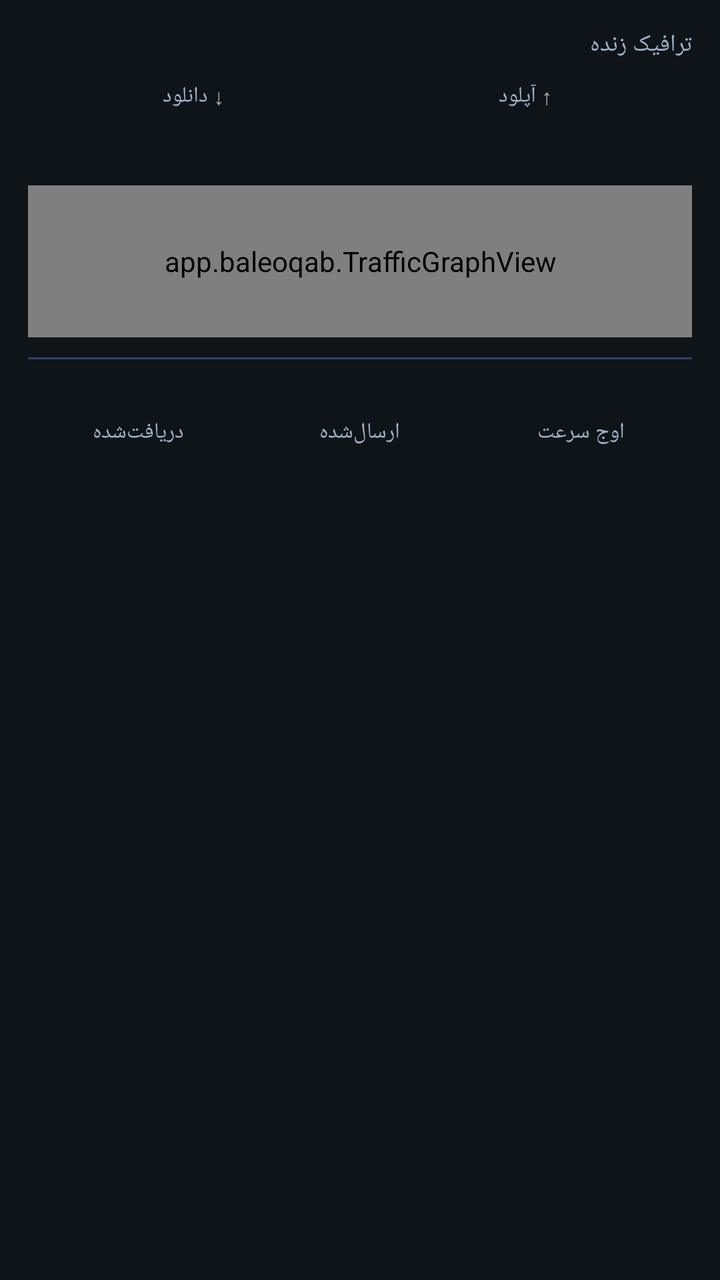
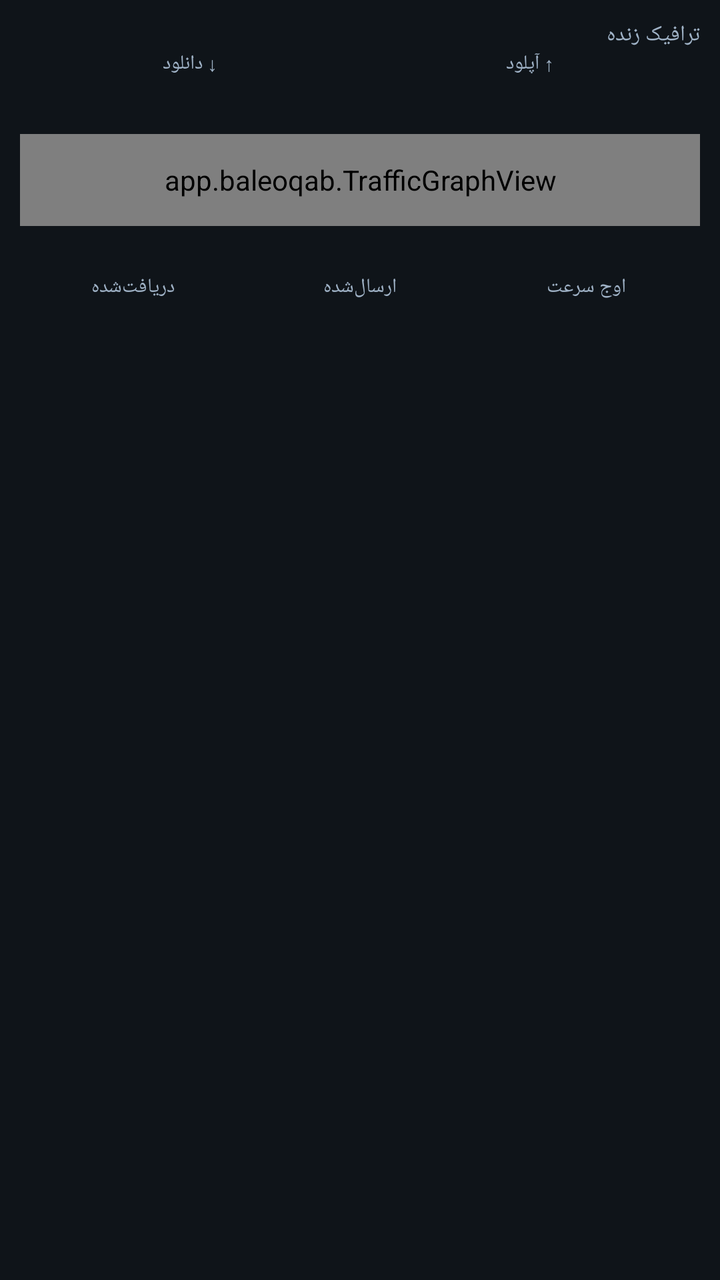

An Android layout rendered at two revisions. The XML below is the earlier revision; the diff shows what the commit changed to produce the second picture.
<!-- AndroidManifest.xml: application theme Theme.RSMH -->
<!-- res/layout/view_traffic.xml -->
<?xml version="1.0" encoding="utf-8"?>
<LinearLayout xmlns:android="http://schemas.android.com/apk/res/android"
    android:layout_width="match_parent"
    android:layout_height="wrap_content"
    android:layout_marginTop="16dp"
    android:orientation="vertical"
    android:padding="14dp">

    <LinearLayout
        android:layout_width="match_parent"
        android:layout_height="wrap_content"
        android:orientation="horizontal">

        <TextView
            android:layout_width="0dp"
            android:layout_height="wrap_content"
            android:layout_weight="1"
            android:text="ترافیک زنده"
            android:textColor="#9FB2C6"
            android:textSize="12sp" />

        <TextView
            android:id="@+id/tvLive"
            android:layout_width="wrap_content"
            android:layout_height="wrap_content"
            android:textSize="12sp" />
    </LinearLayout>

    <LinearLayout
        android:layout_width="match_parent"
        android:layout_height="wrap_content"
        android:layout_marginTop="10dp"
        android:orientation="horizontal">

        <LinearLayout
            android:layout_width="0dp"
            android:layout_height="wrap_content"
            android:layout_weight="1"
            android:gravity="center"
            android:orientation="vertical">

            <TextView
                android:layout_width="wrap_content"
                android:layout_height="wrap_content"
                android:text="↓ دانلود"
                android:textColor="#9FB2C6"
                android:textSize="11sp" />

            <TextView
                android:id="@+id/tvDown"
                android:layout_width="wrap_content"
                android:layout_height="wrap_content"
                android:textColor="#4ADE80"
                android:textDirection="ltr"
                android:textSize="20sp"
                android:textStyle="bold" />
        </LinearLayout>

        <LinearLayout
            android:layout_width="0dp"
            android:layout_height="wrap_content"
            android:layout_weight="1"
            android:gravity="center"
            android:orientation="vertical">

            <TextView
                android:layout_width="wrap_content"
                android:layout_height="wrap_content"
                android:text="↑ آپلود"
                android:textColor="#9FB2C6"
                android:textSize="11sp" />

            <TextView
                android:id="@+id/tvUp"
                android:layout_width="wrap_content"
                android:layout_height="wrap_content"
                android:textColor="#60A5FA"
                android:textDirection="ltr"
                android:textSize="20sp"
                android:textStyle="bold" />
        </LinearLayout>
    </LinearLayout>

    <app.baleoqab.TrafficGraphView
        android:id="@+id/graph"
        android:layout_width="match_parent"
        android:layout_height="76dp"
        android:layout_marginTop="10dp" />

    <View
        android:layout_width="match_parent"
        android:layout_height="1dp"
        android:layout_marginTop="10dp"
        android:background="#2E4166" />

    <LinearLayout
        android:layout_width="match_parent"
        android:layout_height="wrap_content"
        android:layout_marginTop="10dp"
        android:orientation="horizontal">

        <LinearLayout
            android:layout_width="0dp"
            android:layout_height="wrap_content"
            android:layout_weight="1"
            android:gravity="center"
            android:orientation="vertical">

            <TextView
                android:id="@+id/tvTotalDown"
                android:layout_width="wrap_content"
                android:layout_height="wrap_content"
                android:textColor="#FFFFFF"
                android:textDirection="ltr"
                android:textSize="14sp"
                android:textStyle="bold" />

            <TextView
                android:layout_width="wrap_content"
                android:layout_height="wrap_content"
                android:text="دریافت‌شده"
                android:textColor="#9FB2C6"
                android:textSize="11sp" />
        </LinearLayout>

        <LinearLayout
            android:layout_width="0dp"
            android:layout_height="wrap_content"
            android:layout_weight="1"
            android:gravity="center"
            android:orientation="vertical">

            <TextView
                android:id="@+id/tvTotalUp"
                android:layout_width="wrap_content"
                android:layout_height="wrap_content"
                android:textColor="#FFFFFF"
                android:textDirection="ltr"
                android:textSize="14sp"
                android:textStyle="bold" />

            <TextView
                android:layout_width="wrap_content"
                android:layout_height="wrap_content"
                android:text="ارسال‌شده"
                android:textColor="#9FB2C6"
                android:textSize="11sp" />
        </LinearLayout>

        <LinearLayout
            android:layout_width="0dp"
            android:layout_height="wrap_content"
            android:layout_weight="1"
            android:gravity="center"
            android:orientation="vertical">

            <TextView
                android:id="@+id/tvPeak"
                android:layout_width="wrap_content"
                android:layout_height="wrap_content"
                android:textColor="#FFFFFF"
                android:textDirection="ltr"
                android:textSize="14sp"
                android:textStyle="bold" />

            <TextView
                android:layout_width="wrap_content"
                android:layout_height="wrap_content"
                android:text="اوج سرعت"
                android:textColor="#9FB2C6"
                android:textSize="11sp" />
        </LinearLayout>
    </LinearLayout>
</LinearLayout>
<!-- resources referenced by this layout -->
<resources>
  <style name="Theme.RSMH" parent="Theme.MaterialComponents.DayNight.NoActionBar">
          <item name="colorPrimary">#1B4332</item>
          <item name="colorPrimaryVariant">#081C15</item>
          <item name="colorOnPrimary">#FFFFFF</item>
          <item name="colorSecondary">#2D6A4F</item>
          <item name="android:windowBackground">#0F1419</item>
          <item name="android:statusBarColor">#0F1419</item>
          <item name="android:navigationBarColor">#0F1419</item>
      </style>
</resources>

<!-- the commit's change to res/layout/view_traffic.xml (unified diff, before → after) -->
@@ -2,9 +2,9 @@
 <LinearLayout xmlns:android="http://schemas.android.com/apk/res/android"
     android:layout_width="match_parent"
     android:layout_height="wrap_content"
-    android:layout_marginTop="16dp"
+    android:layout_marginTop="8dp"
     android:orientation="vertical"
-    android:padding="14dp">
+    android:padding="10dp">
 
     <LinearLayout
         android:layout_width="match_parent"
@@ -17,19 +17,18 @@
             android:layout_weight="1"
             android:text="ترافیک زنده"
             android:textColor="#9FB2C6"
-            android:textSize="12sp" />
+            android:textSize="11sp" />
 
         <TextView
             android:id="@+id/tvLive"
             android:layout_width="wrap_content"
             android:layout_height="wrap_content"
-            android:textSize="12sp" />
+            android:textSize="11sp" />
     </LinearLayout>
 
     <LinearLayout
         android:layout_width="match_parent"
         android:layout_height="wrap_content"
-        android:layout_marginTop="10dp"
         android:orientation="horizontal">
 
         <LinearLayout
@@ -44,7 +43,7 @@
                 android:layout_height="wrap_content"
                 android:text="↓ دانلود"
                 android:textColor="#9FB2C6"
-                android:textSize="11sp" />
+                android:textSize="10sp" />
 
             <TextView
                 android:id="@+id/tvDown"
@@ -52,7 +51,7 @@
                 android:layout_height="wrap_content"
                 android:textColor="#4ADE80"
                 android:textDirection="ltr"
-                android:textSize="20sp"
+                android:textSize="18sp"
                 android:textStyle="bold" />
         </LinearLayout>
 
@@ -68,7 +67,7 @@
                 android:layout_height="wrap_content"
                 android:text="↑ آپلود"
                 android:textColor="#9FB2C6"
-                android:textSize="11sp" />
+                android:textSize="10sp" />
 
             <TextView
                 android:id="@+id/tvUp"
@@ -76,7 +75,7 @@
                 android:layout_height="wrap_content"
                 android:textColor="#60A5FA"
                 android:textDirection="ltr"
-                android:textSize="20sp"
+                android:textSize="18sp"
                 android:textStyle="bold" />
         </LinearLayout>
     </LinearLayout>
@@ -84,19 +83,13 @@
     <app.baleoqab.TrafficGraphView
         android:id="@+id/graph"
         android:layout_width="match_parent"
-        android:layout_height="76dp"
-        android:layout_marginTop="10dp" />
-
-    <View
-        android:layout_width="match_parent"
-        android:layout_height="1dp"
-        android:layout_marginTop="10dp"
-        android:background="#2E4166" />
+        android:layout_height="46dp"
+        android:layout_marginTop="4dp" />
 
     <LinearLayout
         android:layout_width="match_parent"
         android:layout_height="wrap_content"
-        android:layout_marginTop="10dp"
+        android:layout_marginTop="6dp"
         android:orientation="horizontal">
 
         <LinearLayout
@@ -112,7 +105,7 @@
                 android:layout_height="wrap_content"
                 android:textColor="#FFFFFF"
                 android:textDirection="ltr"
-                android:textSize="14sp"
+                android:textSize="13sp"
                 android:textStyle="bold" />
 
             <TextView
@@ -120,7 +113,7 @@
                 android:layout_height="wrap_content"
                 android:text="دریافت‌شده"
                 android:textColor="#9FB2C6"
-                android:textSize="11sp" />
+                android:textSize="10sp" />
         </LinearLayout>
 
         <LinearLayout
@@ -136,7 +129,7 @@
                 android:layout_height="wrap_content"
                 android:textColor="#FFFFFF"
                 android:textDirection="ltr"
-                android:textSize="14sp"
+                android:textSize="13sp"
                 android:textStyle="bold" />
 
             <TextView
@@ -144,7 +137,7 @@
                 android:layout_height="wrap_content"
                 android:text="ارسال‌شده"
                 android:textColor="#9FB2C6"
-                android:textSize="11sp" />
+                android:textSize="10sp" />
         </LinearLayout>
 
         <LinearLayout
@@ -160,7 +153,7 @@
                 android:layout_height="wrap_content"
                 android:textColor="#FFFFFF"
                 android:textDirection="ltr"
-                android:textSize="14sp"
+                android:textSize="13sp"
                 android:textStyle="bold" />
 
             <TextView
@@ -168,7 +161,7 @@
                 android:layout_height="wrap_content"
                 android:text="اوج سرعت"
                 android:textColor="#9FB2C6"
-                android:textSize="11sp" />
+                android:textSize="10sp" />
         </LinearLayout>
     </LinearLayout>
 </LinearLayout>
